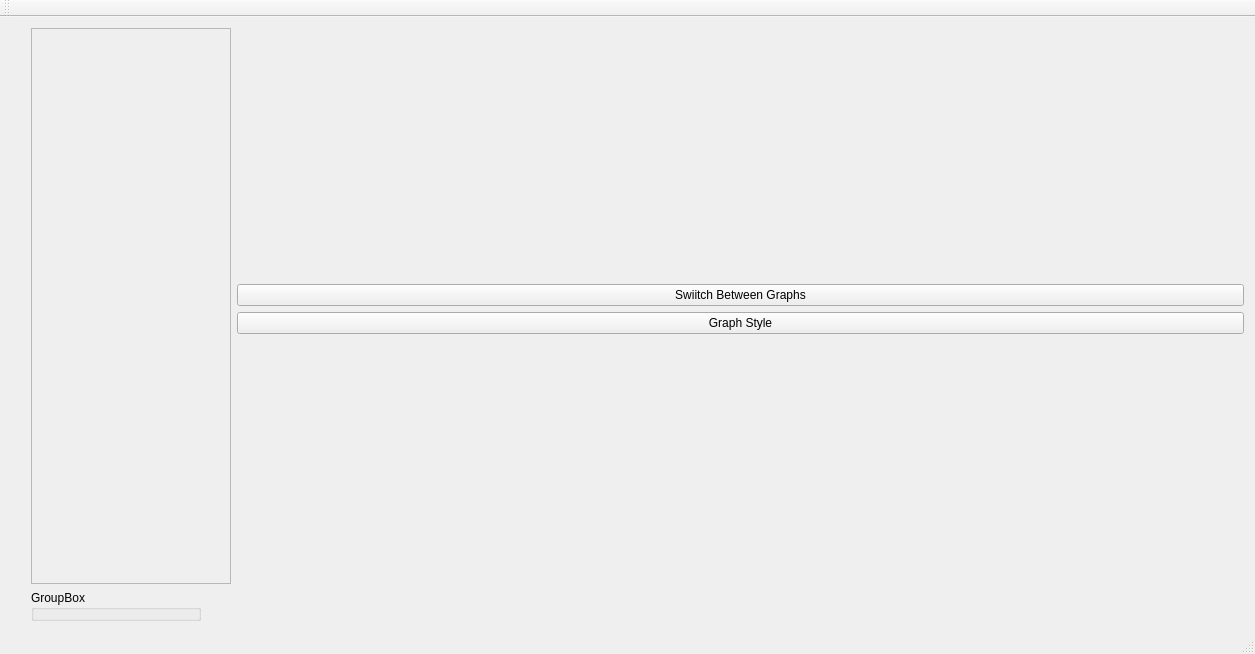
ahadsuleymanli/lte-scanner_gui, file src/mainwindow.ui: the form before one commit.
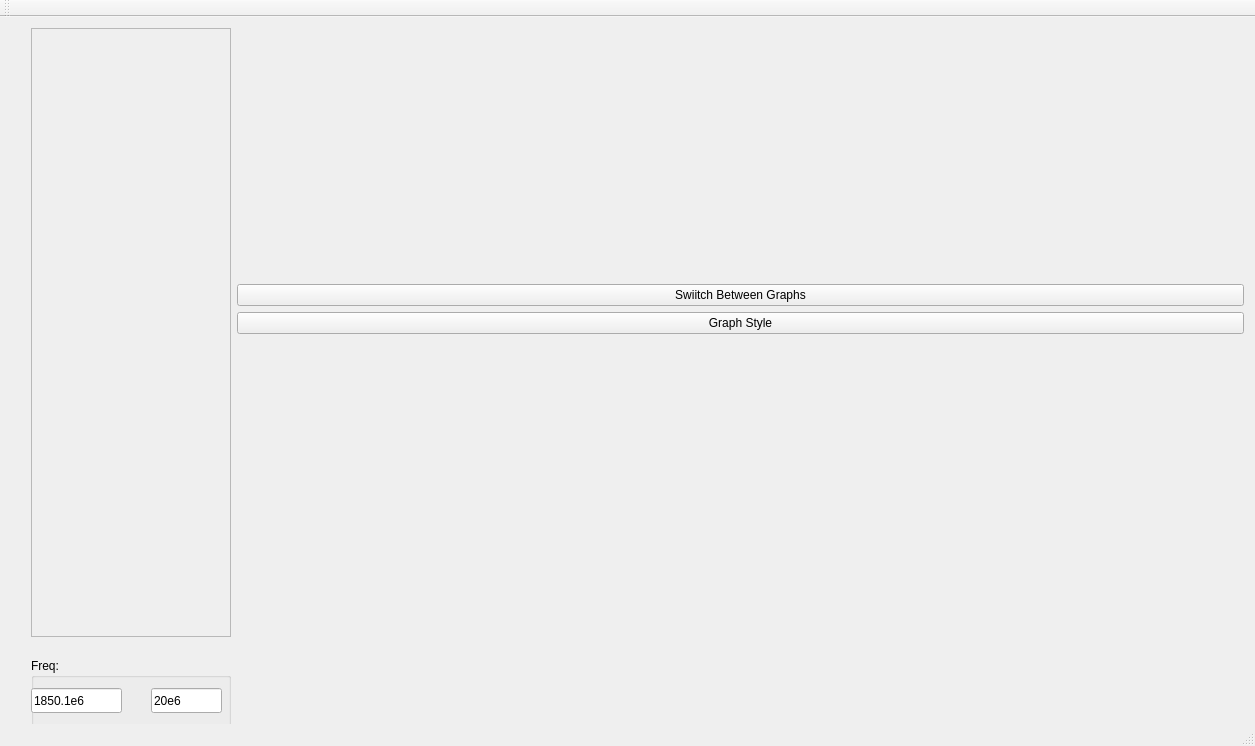
The form after the commit. Custom widgets are drawn as their Qt base class.

Diff of the .ui file:
```diff
--- a/src/mainwindow.ui
+++ b/src/mainwindow.ui
@@ -7,7 +7,7 @@
     <x>0</x>
     <y>0</y>
     <width>1255</width>
-    <height>654</height>
+    <height>746</height>
    </rect>
   </property>
   <property name="windowTitle">
@@ -73,7 +73,7 @@
              <x>0</x>
              <y>0</y>
              <width>198</width>
-             <height>526</height>
+             <height>585</height>
             </rect>
            </property>
           </widget>
@@ -84,18 +84,50 @@
           <property name="minimumSize">
            <size>
             <width>170</width>
-            <height>0</height>
+            <height>70</height>
            </size>
           </property>
           <property name="maximumSize">
            <size>
-            <width>170</width>
+            <width>200</width>
             <height>40</height>
            </size>
           </property>
           <property name="title">
-           <string>GroupBox</string>
+           <string>Freq:</string>
           </property>
+          <widget class="QLineEdit" name="freqLineEdit">
+           <property name="geometry">
+            <rect>
+             <x>0</x>
+             <y>30</y>
+             <width>91</width>
+             <height>25</height>
+            </rect>
+           </property>
+           <property name="text">
+            <string>1850.1e6</string>
+           </property>
+          </widget>
+          <widget class="QLineEdit" name="bwLineEdit">
+           <property name="enabled">
+            <bool>true</bool>
+           </property>
+           <property name="geometry">
+            <rect>
+             <x>120</x>
+             <y>30</y>
+             <width>71</width>
+             <height>25</height>
+            </rect>
+           </property>
+           <property name="toolTip">
+            <string>set bandwidth</string>
+           </property>
+           <property name="text">
+            <string>20e6</string>
+           </property>
+          </widget>
          </widget>
         </item>
        </layout>
```
